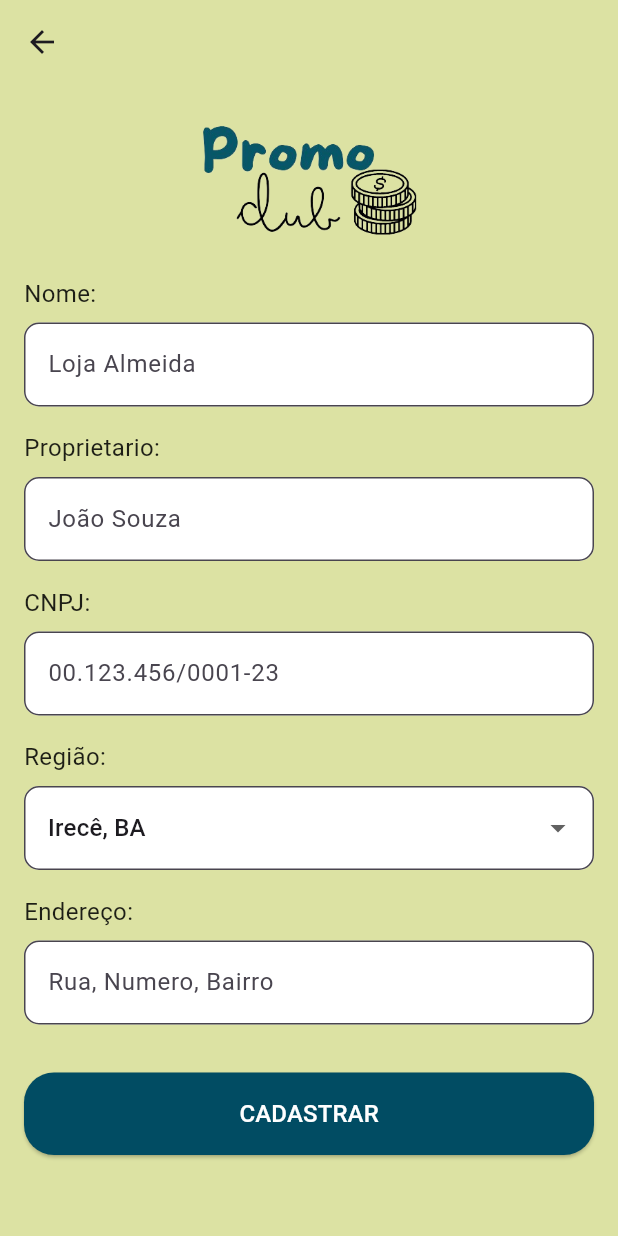
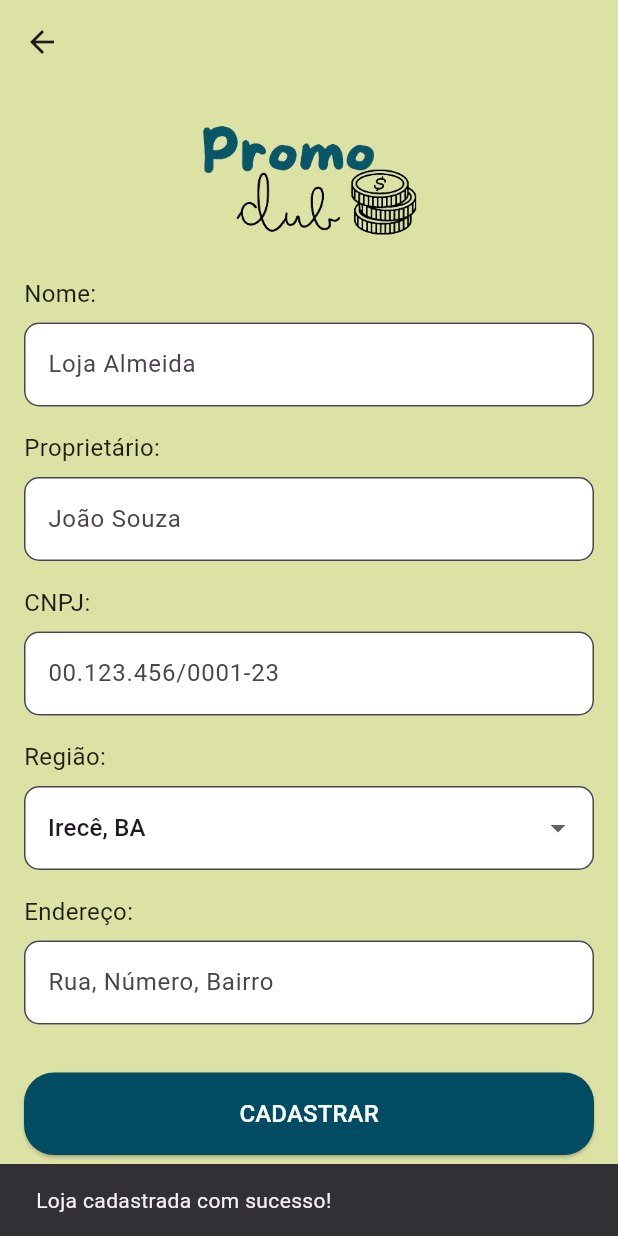
Before and after one commit to LRz00/promo_club, a Flutter app: the RegisterStoreScreen screen opened directly, after a tap on "CADASTRAR", on a phone screen of 412 x 824 dp. Run offline on Flutter 3.47's test engine with Material 3 defaults, Android fonts, the phone set to English and light mode, and no system bars; our stand-ins replace cloud_firestore, firebase_core; missing offline and left inert: flutter_email_sender; accounts and stored records are empty.

Commit message:
refatorando pastas + criando conexão com firebase
criado metodo de adicionar lojas ao banco de dados

```diff
--- /dev/null
+++ b/lib/entity/shop.dart
@@ -0,0 +1,41 @@
+import 'dart:core';
+
+class Shop{
+    final int id;
+    final String name;
+    final String owner;
+    final String cnpj;
+    final String region;
+    final String address;
+
+  Shop({
+    required this.id,
+    required this.name,
+    required this.owner,
+    required this.cnpj,
+    required this.region,
+    required this.address
+  });
+
+  factory Shop.fromMap(Map<String, dynamic> map){
+    return Shop(
+      id: map['id'] ?? '',
+      name: map['name'] ?? '',
+      owner: map['owner'] ?? '',
+      cnpj: map['cnpj'] ?? '',
+      region: map['region'] ?? '',
+      address: map['address'] ?? ''
+    );
+  }
+
+  Map<String, dynamic> toMap(){
+    return{
+      'id': id,
+      'name' : name,
+      'owner': owner,
+      'cnpj': cnpj,
+      'region': region,
+      'address': address
+    };
+  }
+}
--- a/lib/main.dart
+++ b/lib/main.dart
@@ -1,7 +1,15 @@
 import 'package:flutter/material.dart';
-import 'package:promo_club/home_screen.dart';
+import 'package:promo_club/screens/home_screen.dart';
+import 'package:firebase_core/firebase_core.dart';
+import 'firebase_options.dart';
 
-void main() {
+
+void main() async{
+  WidgetsFlutterBinding.ensureInitialized();
+await Firebase.initializeApp(
+  options: DefaultFirebaseOptions.currentPlatform,
+);
+
   runApp(const PromoClubApp());
 }
 
--- a/lib/adm_screen.dart
+++ b/lib/screens/adm_screen.dart
@@ -1,6 +1,6 @@
 import 'package:flutter/material.dart';
-import 'package:promo_club/register_user_screen.dart';
-import 'package:promo_club/store_register_screen.dart';
+import 'package:promo_club/screens/register_user_screen.dart';
+import 'package:promo_club/screens/store_register_screen.dart';
 
 class AdminScreen extends StatelessWidget {
   const AdminScreen({super.key});
--- a/lib/home_screen.dart
+++ b/lib/screens/home_screen.dart
@@ -1,7 +1,7 @@
 import 'package:flutter/material.dart';
-import 'package:promo_club/login_screen.dart';
-import 'package:promo_club/request_account_screen.dart';
-import 'package:promo_club/adm_screen.dart';
+import 'package:promo_club/screens/login_screen.dart';
+import 'package:promo_club/screens/request_account_screen.dart';
+import 'package:promo_club/screens/adm_screen.dart';
 
 class HomeScreen extends StatelessWidget {
   const HomeScreen({super.key});
--- a/lib/login_screen.dart
+++ b/lib/screens/login_screen.dart
@@ -1,5 +1,5 @@
 import 'package:flutter/material.dart';
-import 'package:promo_club/main_home_screen.dart';
+import 'package:promo_club/screens/main_home_screen.dart';
 
 class LoginScreen extends StatelessWidget {
   const LoginScreen({super.key});
--- a/lib/main_home_screen.dart
+++ b/lib/screens/main_home_screen.dart
@@ -1,7 +1,7 @@
 import 'package:flutter/material.dart';
-import 'package:promo_club/categories_screen.dart';
-import 'package:promo_club/profile_screen.dart';
-import 'package:promo_club/stores_list_screen.dart';
+import 'package:promo_club/screens/categories_screen.dart';
+import 'package:promo_club/screens/profile_screen.dart';
+import 'package:promo_club/screens/stores_list_screen.dart';
 
 class MainHomeScreen extends StatefulWidget {
   @override
--- a/lib/store_register_screen.dart
+++ b/lib/screens/store_register_screen.dart
@@ -1,6 +1,21 @@
 import 'package:flutter/material.dart';
+import 'package:promo_club/entity/shop.dart';
+import 'package:promo_club/services/firestore.dart';
 
-class RegisterStoreScreen extends StatelessWidget{
+class RegisterStoreScreen extends StatefulWidget {
+  @override
+  _RegisterStoreScreenState createState() => _RegisterStoreScreenState();
+}
+
+class _RegisterStoreScreenState extends State<RegisterStoreScreen> {
+  final TextEditingController _nameController = TextEditingController();
+  final TextEditingController _ownerController = TextEditingController();
+  final TextEditingController _cnpjController = TextEditingController();
+  final TextEditingController _addressController = TextEditingController();
+  String _selectedRegion = 'Irecê, BA';
+
+  final FirestoreService _firestoreService = FirestoreService();
+
   @override
   Widget build(BuildContext context) {
     return Scaffold(
@@ -14,7 +29,7 @@ class RegisterStoreScreen extends StatelessWidget{
           },
         ),
       ),
-      body: SingleChildScrollView(  // Solução para evitar overflow
+      body: SingleChildScrollView(
         padding: const EdgeInsets.symmetric(horizontal: 16.0, vertical: 24.0),
         child: Column(
           crossAxisAlignment: CrossAxisAlignment.stretch,
@@ -24,20 +39,27 @@ class RegisterStoreScreen extends StatelessWidget{
               height: 80,
             ),
             const SizedBox(height: 24),
-            _buildTextField('Nome:', 'Loja Almeida'),
+            _buildTextField('Nome:', 'Loja Almeida', _nameController),
             const SizedBox(height: 16),
-            _buildTextField('Proprietario:', 'João Souza'),
+            _buildTextField('Proprietário:', 'João Souza', _ownerController),
             const SizedBox(height: 16),
-            _buildTextField('CNPJ:', '00.123.456/0001-23'),
+            _buildTextField('CNPJ:', '00.123.456/0001-23', _cnpjController),
             const SizedBox(height: 16),
             _buildDropdownField(
-                'Região:', ['Irecê, BA', 'Barra do Mendes', 'Outros']),
+              'Região:',
+              ['Irecê, BA', 'Barra do Mendes', 'Outros'],
+              (newValue) {
+                setState(() {
+                  _selectedRegion = newValue!;
+                });
+              },
+            ),
             const SizedBox(height: 16),
-            _buildTextField('Endereço:', 'Rua, Numero, Bairro'),
+            _buildTextField('Endereço:', 'Rua, Número, Bairro', _addressController),
             const SizedBox(height: 32),
             ElevatedButton(
               onPressed: () {
-                // Ação de cadastro
+                _addStore();
               },
               style: ElevatedButton.styleFrom(
                 backgroundColor: const Color(0xFF014C63),
@@ -57,8 +79,7 @@ class RegisterStoreScreen extends StatelessWidget{
     );
   }
 
-  Widget _buildTextField(String label, String hintText,
-      {bool obscureText = false}) {
+  Widget _buildTextField(String label, String hintText, TextEditingController controller, {bool obscureText = false}) {
     return Column(
       crossAxisAlignment: CrossAxisAlignment.start,
       children: [
@@ -71,6 +92,7 @@ class RegisterStoreScreen extends StatelessWidget{
         ),
         const SizedBox(height: 8),
         TextField(
+          controller: controller,
           obscureText: obscureText,
           decoration: InputDecoration(
             hintText: hintText,
@@ -85,8 +107,7 @@ class RegisterStoreScreen extends StatelessWidget{
     );
   }
 
-  Widget _buildDropdownField(String label, List<String> options) {
-    String selectedValue = options.first;
+  Widget _buildDropdownField(String label, List<String> options, ValueChanged<String?> onChanged) {
     return Column(
       crossAxisAlignment: CrossAxisAlignment.start,
       children: [
@@ -99,16 +120,14 @@ class RegisterStoreScreen extends StatelessWidget{
         ),
         const SizedBox(height: 8),
         DropdownButtonFormField<String>(
-          value: selectedValue,
+          value: _selectedRegion,
           items: options.map((String value) {
             return DropdownMenuItem<String>(
               value: value,
               child: Text(value),
             );
           }).toList(),
-          onChanged: (newValue) {
-            selectedValue = newValue!;
-          },
+          onChanged: onChanged,
           decoration: InputDecoration(
             filled: true,
             fillColor: Colors.white,
@@ -120,4 +139,29 @@ class RegisterStoreScreen extends StatelessWidget{
       ],
     );
   }
+
+  void _addStore() {
+    // Crie uma instância de Shop
+    Shop shop = Shop(
+      id: DateTime.now().millisecondsSinceEpoch, // ID único
+      name: _nameController.text,
+      owner: _ownerController.text,
+      cnpj: _cnpjController.text,
+      region: _selectedRegion,
+      address: _addressController.text,
+    );
+
+    // Chame a função addStore do FirestoreService
+    _firestoreService.addStore(shop).then((_) {
+      // Mostre uma mensagem de sucesso ou navegue para outra tela
+      ScaffoldMessenger.of(context).showSnackBar(
+        SnackBar(content: Text('Loja cadastrada com sucesso!')),
+      );
+    }).catchError((error) {
+      // Mostre uma mensagem de erro
+      ScaffoldMessenger.of(context).showSnackBar(
+        SnackBar(content: Text('Falha ao cadastrar loja: $error')),
+      );
+    });
+  }
 }
--- /dev/null
+++ b/lib/services/firestore.dart
@@ -0,0 +1,20 @@
+import 'package:cloud_firestore/cloud_firestore.dart';
+
+import '../entity/shop.dart';
+
+class FirestoreService{
+
+  final CollectionReference stores = FirebaseFirestore.instance.collection('stores');
+
+  Future<void> addStore(Shop shop) async{
+      try {
+      // Converte o objeto Shop para um mapa
+      Map<String, dynamic> shopData = shop.toMap();
+
+      // Adicione o mapa ao Firestore
+      await stores.add(shopData);
+    } catch (e) {
+      print('Failed to add store: $e');
+    }
+  }
+}
--- a/pubspec.yaml
+++ b/pubspec.yaml
@@ -19,6 +19,8 @@ dependencies:
   # The following adds the Cupertino Icons font to your application.
   # Use with the CupertinoIcons class for iOS style icons.
   cupertino_icons: ^1.0.6
+  firebase_core: ^3.4.0
+  cloud_firestore: ^5.4.0
 
 dev_dependencies:
   flutter_test:
```
Also changed, not shown: firebase.json (added), lib/firebase_options.dart (added), lib/screens/categories_screen.dart (renamed from lib/categories_screen.dart), lib/screens/profile_screen.dart (renamed from lib/profile_screen.dart), lib/screens/register_user_screen.dart (renamed from lib/register_user_screen.dart), lib/screens/request_account_screen.dart (renamed from lib/request_account_screen.dart), lib/screens/stores_list_screen.dart (renamed from lib/stores_list_screen.dart), pubspec.lock, 4 other files.
